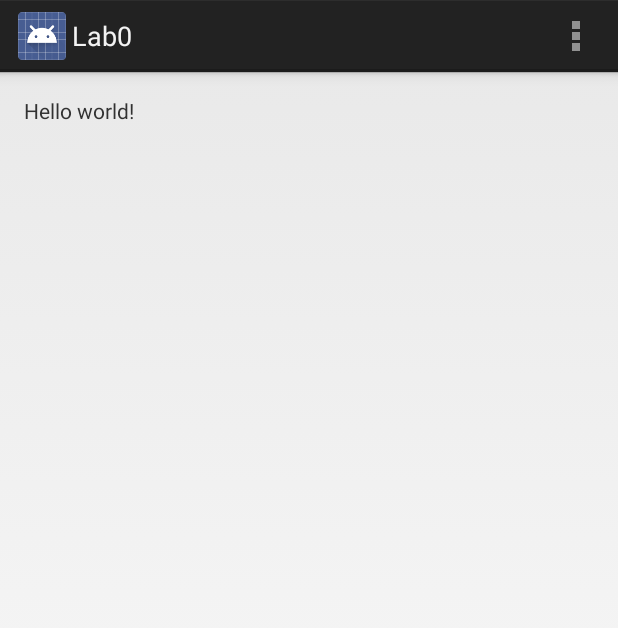
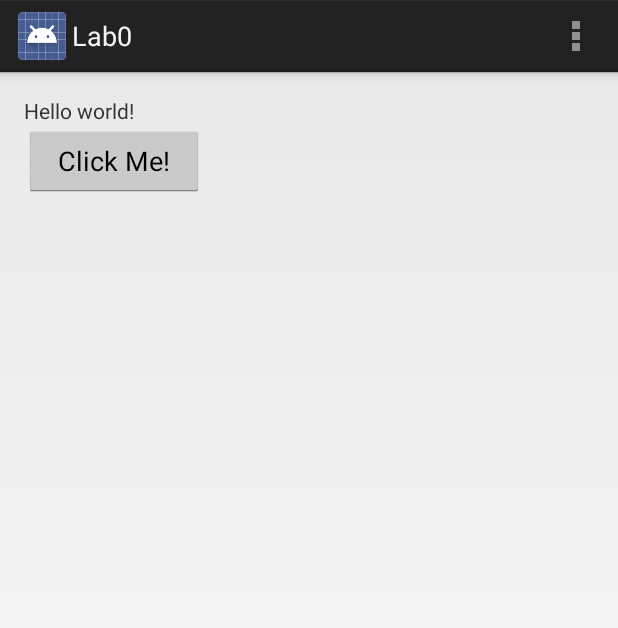
Before and after one commit to jay-woo/MobProto2014---Lab-0, an Android app: the screen it shows after launch (MainActivity), on a phone screen of 412 x 824 dp. Shown: the top 628 px of the screen. Run offline under Robolectric (Android 15) with nearby library versions, the phone set to English and light mode, and no system bars.

Commit message:
Added files from Android Studio

```diff
--- a/app/src/main/java/lab0/jwoo/lab0/MainActivity.java
+++ b/app/src/main/java/lab0/jwoo/lab0/MainActivity.java
@@ -4,6 +4,8 @@ import android.app.Activity;
 import android.os.Bundle;
 import android.view.Menu;
 import android.view.MenuItem;
+import android.view.View;
+import android.widget.Button;
 
 
 public class MainActivity extends Activity {
@@ -12,6 +14,14 @@ public class MainActivity extends Activity {
     protected void onCreate(Bundle savedInstanceState) {
         super.onCreate(savedInstanceState);
         setContentView(R.layout.activity_main);
+
+        Button myButton = (Button) findViewById(R.id.my_button);
+        myButton.setOnClickListener(new View.OnClickListener() {
+            @Override
+            public void onClick(View view) {
+
+            }
+        });
     }
 
 
--- a/app/src/main/res/layout/activity_main.xml
+++ b/app/src/main/res/layout/activity_main.xml
@@ -10,7 +10,15 @@
 
     <TextView
         android:text="@string/hello_world"
+        android:id="@+id/my_textbox"
         android:layout_width="wrap_content"
         android:layout_height="wrap_content" />
 
+    <Button
+        android:id="@+id/my_button"
+        android:text="@string/button_text"
+        android:layout_below="@id/my_textbox"
+        android:layout_width="120dp"
+        android:layout_height="wrap_content" />
+
 </RelativeLayout>
--- a/app/src/main/res/values/strings.xml
+++ b/app/src/main/res/values/strings.xml
@@ -5,4 +5,6 @@
     <string name="hello_world">Hello world!</string>
     <string name="action_settings">Settings</string>
 
+    <string name="button_text">Click Me!</string>
+
 </resources>
```
